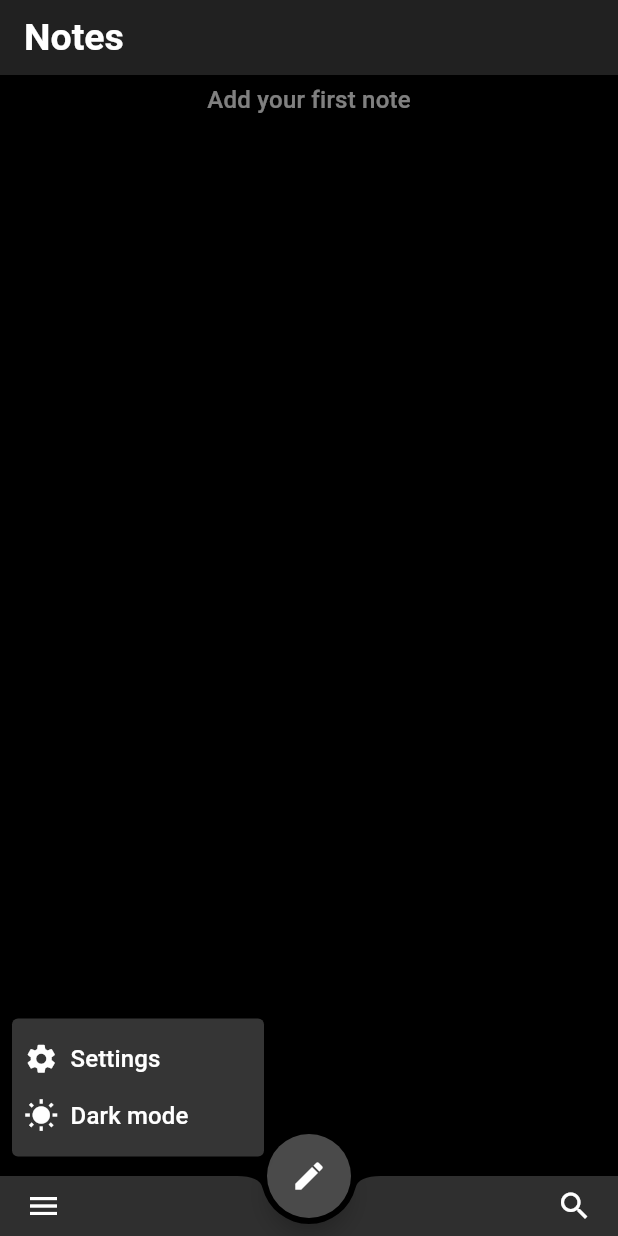
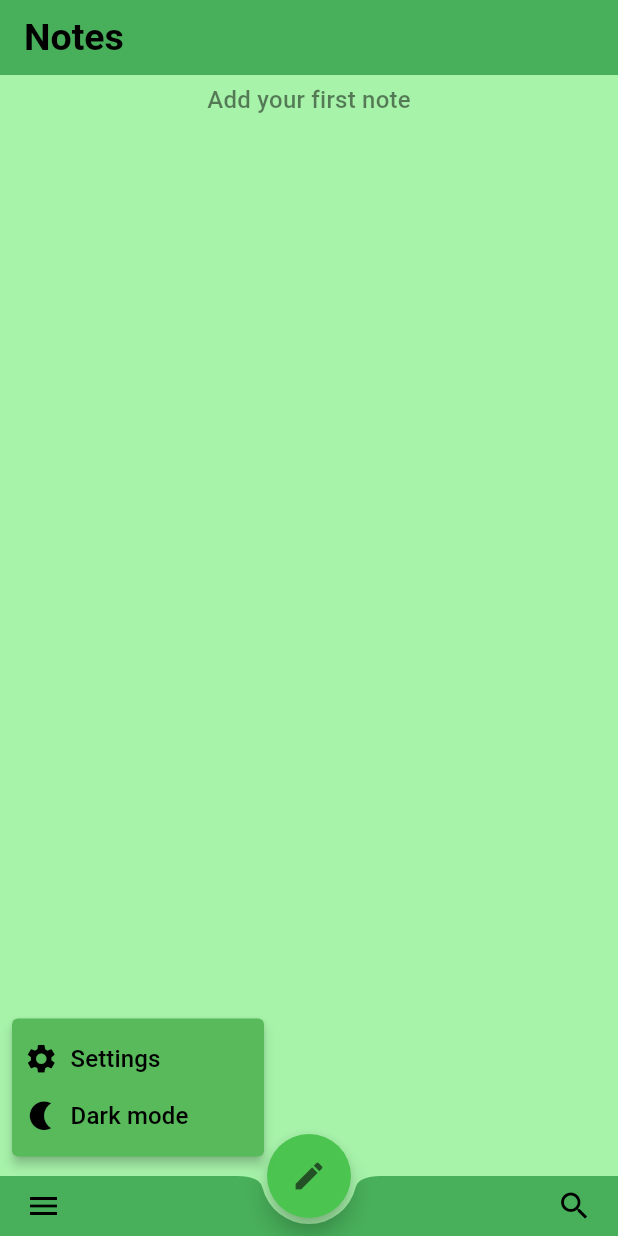
Before and after one commit to kr1s6/Flutter_ToDo_app, a Flutter app: the screen it shows after launch, after a tap on the "menu" icon, on a phone screen of 412 x 824 dp. Run offline on Flutter 3.47's test engine with Material 2 defaults, Android fonts, the phone set to English and light mode, and no system bars; drawn by our look-alikes of pull_to_refresh; our stand-ins replace shared_preferences, sqflite; accounts and stored records are empty.

Commit message:
switch to dark theme update

```diff
--- a/flutter_todo_app/lib/home_page/home_bottom_appbar.dart
+++ b/flutter_todo_app/lib/home_page/home_bottom_appbar.dart
@@ -1,14 +1,12 @@
 import 'package:flutter/material.dart';
 import 'package:flutter_todo_app/main.dart';
-import 'package:provider/provider.dart';
 
 class HomeBottomAppBar extends StatelessWidget {
-  const HomeBottomAppBar({super.key});
+  const HomeBottomAppBar({super.key, required this.theme});
+  final ThemeNotifier theme;
 
   @override
   Widget build(BuildContext context) {
-    var appState = context.watch<ThemeNotifier>();
-
     return BottomAppBar(
       height: 40,
       padding: const EdgeInsets.all(5),
@@ -24,13 +22,15 @@ class HomeBottomAppBar extends StatelessWidget {
             offset: const Offset(0, -110),
             tooltip: "menu",
             onSelected: (value) {
-              if (value == "Dark mode") {
-                appState.changeThemeMode();
+              if (value == "Theme") {
+                theme.changeThemeMode();
               } else if (value == "Settings") {}
             },
             itemBuilder: (context) => [
-              _buildPopupMenuItem("Settings", Icons.settings, context),
-              _buildPopupMenuItem("Dark mode", Icons.wb_sunny, context),
+              _buildPopupMenuItem(
+                  "Settings", "Settings", Icons.settings, context),
+              _buildPopupMenuItem(
+                  "Theme", theme.themeString, theme.themeIcon, context),
             ],
           ),
           // -------------------------------------------------------------
@@ -49,13 +49,11 @@ class HomeBottomAppBar extends StatelessWidget {
 }
 
 PopupMenuItem _buildPopupMenuItem(
-    String value, IconData icon, BuildContext context) {
+    String value, String text, IconData icon, BuildContext context) {
   return PopupMenuItem(
     height: 38,
     padding: const EdgeInsets.only(left: 8),
     value: value,
-    child: Tooltip(
-      message: value,
     child: Row(
       children: [
         Icon(
@@ -66,13 +64,14 @@ PopupMenuItem _buildPopupMenuItem(
         const SizedBox(
           width: 8,
         ),
-          Text(value,
+        Text(
+          text,
           style: TextStyle(
             fontSize: 16,
             color: Theme.of(context).colorScheme.onPrimary,
-              )),
+          ),
+        ),
       ],
-      ),
     ),
   );
 }
--- a/flutter_todo_app/lib/home_page/home_page.dart
+++ b/flutter_todo_app/lib/home_page/home_page.dart
@@ -1,4 +1,5 @@
 import 'package:flutter/material.dart';
+import 'package:flutter_todo_app/main.dart';
 
 import '../new_note_page/new_note_page.dart';
 import 'home_body.dart';
@@ -6,33 +7,34 @@ import 'home_bottom_appbar.dart';
 
 class HomePageController {
   late void Function() updateBodyState;
+  // TODO fix.
 }
 
 class HomePage extends StatelessWidget {
-  HomePage({super.key});
+  HomePage({super.key, required this.theme});
+  final ThemeNotifier theme;
   static const String routeName = '/home';
 
   final HomePageController updateController = HomePageController();
 
   @override
   Widget build(BuildContext context) {
-    var theme = Theme.of(context);
     return Scaffold(
       // ----------------------TOP--------------------------------
       appBar: AppBar(
         toolbarHeight: 50,
         title: Text(
           'Notes',
-          style: theme.appBarTheme.titleTextStyle?.copyWith(
-            fontWeight: FontWeight.bold,
-            fontSize: 25,
-          ),
+          style: Theme.of(context).appBarTheme.titleTextStyle?.copyWith(
+                fontWeight: FontWeight.bold,
+                fontSize: 25,
+              ),
         ),
       ),
       // ----------------------Center-------------------------------
       body: HomeBody(updateController: updateController),
       // ----------------------BOTTOM--------------------------------
-      bottomNavigationBar: const HomeBottomAppBar(),
+      bottomNavigationBar: HomeBottomAppBar(theme: theme),
       floatingActionButton: FloatingActionButton(
         shape: const CircleBorder(),
         onPressed: () {
--- a/flutter_todo_app/lib/main.dart
+++ b/flutter_todo_app/lib/main.dart
@@ -26,9 +26,9 @@ class MyApp extends StatelessWidget {
             themeMode: theme.mode,
             theme: ThemeClass.lightTheme,
             darkTheme: ThemeClass.darkTheme,
-            home: HomePage(),
+            home: HomePage(theme: theme),
             routes: {
-              HomePage.routeName: (context) => HomePage(),
+              HomePage.routeName: (context) => HomePage(theme: theme),
               NewNotePage.routeName: (context) => const NewNotePage(),
             },
           );
@@ -38,23 +38,32 @@ class MyApp extends StatelessWidget {
   }
 }
 
-// var appState = context.watch<ChangeProvider>();
+// var themeState = context.watch<ChangeProvider>();
 class ThemeNotifier extends ChangeNotifier {
-  ThemeMode _mode = ThemeMode.system;
+  ThemeMode _mode = ThemeMode.light;
   ThemeMode get mode => _mode;
+
+  IconData _themeIcon = Icons.nightlight;
+  String _themeString = "Dark mode";
+  get themeIcon => _themeIcon;
+  get themeString => _themeString;
 
   final _theme = DarkThemeSharedPreference();
 
   ThemeNotifier() {
     _theme.getDarkTheme().then((value) {
       print('value read from storage: ${value.toString()}');
-      var themeMode = value ?? 'system';
-      if (themeMode == false) {
+      var isDarkTheme = value ?? 'light';
+      if (isDarkTheme) {
+        _themeIcon = Icons.wb_sunny;
+        _themeString = "Light mode";
+        _mode = ThemeMode.dark;
+        print("Dark theme");
+      } else {
+        _themeIcon = Icons.nightlight;
+        _themeString = "Dark mode";
         _mode = ThemeMode.light;
         print("Light theme");
-      } else {
-        _mode = ThemeMode.dark;
-        print("dark theme");
       }
       notifyListeners();
     });
@@ -62,13 +71,17 @@ class ThemeNotifier extends ChangeNotifier {
 
   void changeThemeMode() {
     if (_mode == ThemeMode.light) {
+      _themeIcon = Icons.wb_sunny;
+      _themeString = "Light mode";
       _mode = ThemeMode.dark;
       _theme.setDarkTheme(true);
-      print("set dark");
+      print("set dark theme");
     } else {
+      _themeIcon = Icons.nightlight;
+      _themeString = "Dark mode";
       _mode = ThemeMode.light;
       _theme.setDarkTheme(false);
-      print("set light");
+      print("set light theme");
     }
     notifyListeners();
   }
--- a/flutter_todo_app/lib/new_note_page/new_note_appbar.dart
+++ b/flutter_todo_app/lib/new_note_page/new_note_appbar.dart
@@ -33,7 +33,7 @@ class NewNoteAppBarState extends State<NewNoteAppBar> {
                 const EdgeInsets.symmetric(vertical: 0, horizontal: 8),
             counterText: "",
             filled: true,
-            fillColor: Theme.of(context).colorScheme.primary,
+            fillColor: Theme.of(context).colorScheme.secondary,
             border: const OutlineInputBorder(),
             hintText: "Title",
             // fillColor:
--- a/flutter_todo_app/lib/new_note_page/new_note_body.dart
+++ b/flutter_todo_app/lib/new_note_page/new_note_body.dart
@@ -28,10 +28,12 @@ class NewNoteBodyState extends State<NewNoteBody> {
         autofocus: true,
         controller: widget.controller,
         maxLines: null,
-        style: TextStyle(color: Theme.of(context).focusColor),
+        style: TextStyle(
+          color: Theme.of(context).focusColor,
+        ),
         decoration: InputDecoration(
           border: InputBorder.none,
-          fillColor: Theme.of(context).colorScheme.primary,
+          fillColor: Theme.of(context).colorScheme.secondary,
         ),
       ),
     );
--- a/flutter_todo_app/lib/note/note_appbar.dart
+++ b/flutter_todo_app/lib/note/note_appbar.dart
@@ -33,7 +33,7 @@ class _NoteAppBarState extends State<NoteAppBar> {
                 const EdgeInsets.symmetric(vertical: 0, horizontal: 8),
             counterText: "",
             filled: true,
-            fillColor: Theme.of(context).colorScheme.primary,
+            fillColor: Theme.of(context).colorScheme.secondary,
             border: const OutlineInputBorder(),
           ),
         ),
--- a/flutter_todo_app/lib/note/note_body.dart
+++ b/flutter_todo_app/lib/note/note_body.dart
@@ -25,7 +25,7 @@ class _NoteBodyState extends State<NoteBody> {
         maxLines: null,
         style: TextStyle(color: Theme.of(context).focusColor),
         decoration: InputDecoration(
-          fillColor: Theme.of(context).colorScheme.primary,
+          fillColor: Theme.of(context).colorScheme.secondary,
           border: InputBorder.none,
         ),
       ),
--- a/flutter_todo_app/lib/theme_class.dart
+++ b/flutter_todo_app/lib/theme_class.dart
@@ -25,8 +25,8 @@ class ThemeClass {
     useMaterial3: true,
     colorScheme: ColorScheme.fromSeed(
       seedColor: Colors.green,
-      primary: const Color.fromARGB(255, 213, 230, 209),
       onPrimary: Colors.black,
+      secondary: const Color.fromARGB(255, 213, 230, 209),
     ),
     scaffoldBackgroundColor: const Color.fromARGB(255, 167, 243, 170),
     appBarTheme: const AppBarTheme(
@@ -66,8 +66,10 @@ class ThemeClass {
     colorScheme: ColorScheme.fromSeed(
       seedColor: Colors.black,
       brightness: Brightness.dark,
-      primary: Colors.black,
+      // primary is for cursor
+      primary: Colors.amber,
       onPrimary: Colors.white,
+      secondary: Colors.black,
     ),
     hintColor: Colors.white.withOpacity(0.5),
     scaffoldBackgroundColor: Colors.black,
@@ -99,7 +101,8 @@ class ThemeClass {
     ),
     focusColor: Colors.white,
     iconTheme: const IconThemeData(color: Colors.white),
-    popupMenuTheme:
-        const PopupMenuThemeData(color: Color.fromARGB(255, 53, 53, 53)),
+    popupMenuTheme: const PopupMenuThemeData(
+      color: Color.fromARGB(255, 53, 53, 53),
+    ),
   );
 }
```
Lines whose indentation alone changed are shown as unchanged.
